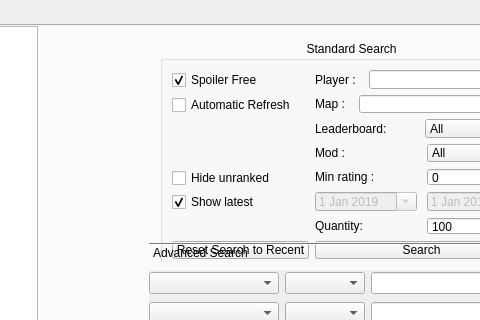
The window that res/replays/replays.ui (FAForever/client) describes before a commit, drawn with Qt 5; both pictures show x 514 to 994 and y 0 to 320 of the 1171 by 638 pixel window.
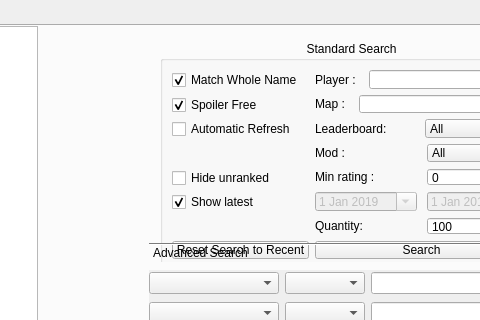
The same window after the commit.

Commit message: Replays: add checkbox to search for exact player name recent server changes have made it longer to search for partial match, so enable it by default

Diff of the .ui file:
```diff
--- a/res/replays/replays.ui
+++ b/res/replays/replays.ui
@@ -325,7 +325,7 @@
            </layout>
           </item>
           <item row="0" column="0">
-           <widget class="QCheckBox" name="spoilerCheckbox">
+           <widget class="QCheckBox" name="matchUsernameCheckbox">
             <property name="sizePolicy">
              <sizepolicy hsizetype="Fixed" vsizetype="Fixed">
               <horstretch>0</horstretch>
@@ -339,7 +339,7 @@
              </size>
             </property>
             <property name="text">
-             <string>Spoiler Free</string>
+             <string>Match Whole Name</string>
             </property>
             <property name="checked">
              <bool>true</bool>
@@ -392,7 +392,7 @@
            </layout>
           </item>
           <item row="1" column="0">
-           <widget class="QCheckBox" name="automaticCheckbox">
+           <widget class="QCheckBox" name="spoilerCheckbox">
             <property name="sizePolicy">
              <sizepolicy hsizetype="Fixed" vsizetype="Fixed">
               <horstretch>0</horstretch>
@@ -409,10 +409,10 @@
              <string>reloads recent Replays on Tab reentry&lt;br&gt;'...same as it ever was ... same as it ever was'</string>
             </property>
             <property name="text">
-             <string>Automatic Refresh</string>
+             <string>Spoiler Free</string>
             </property>
             <property name="checked">
-             <bool>false</bool>
+             <bool>true</bool>
             </property>
            </widget>
           </item>
@@ -683,6 +683,31 @@
             </item>
            </layout>
           </item>
+          <item row="2" column="0">
+           <widget class="QCheckBox" name="automaticCheckbox">
+            <property name="sizePolicy">
+             <sizepolicy hsizetype="Fixed" vsizetype="Fixed">
+              <horstretch>0</horstretch>
+              <verstretch>0</verstretch>
+             </sizepolicy>
+            </property>
+            <property name="minimumSize">
+             <size>
+              <width>80</width>
+              <height>20</height>
+             </size>
+            </property>
+            <property name="toolTip">
+             <string>reloads recent Replays on Tab reentry&lt;br&gt;'...same as it ever was ... same as it ever was'</string>
+            </property>
+            <property name="text">
+             <string>Automatic Refresh</string>
+            </property>
+            <property name="checked">
+             <bool>false</bool>
+            </property>
+           </widget>
+          </item>
           <item row="2" column="1">
            <layout class="QHBoxLayout" name="horizontalLayout_9">
             <item>
@@ -721,7 +746,7 @@
             </item>
            </layout>
           </item>
-          <item row="3" column="0">
+          <item row="6" column="0">
            <widget class="QLabel" name="searchInfoLabel">
             <property name="text">
              <string/>
```
Left out of the diff: 6 changed lines with no effect on the pictures. The commit also changes 2 other files.
